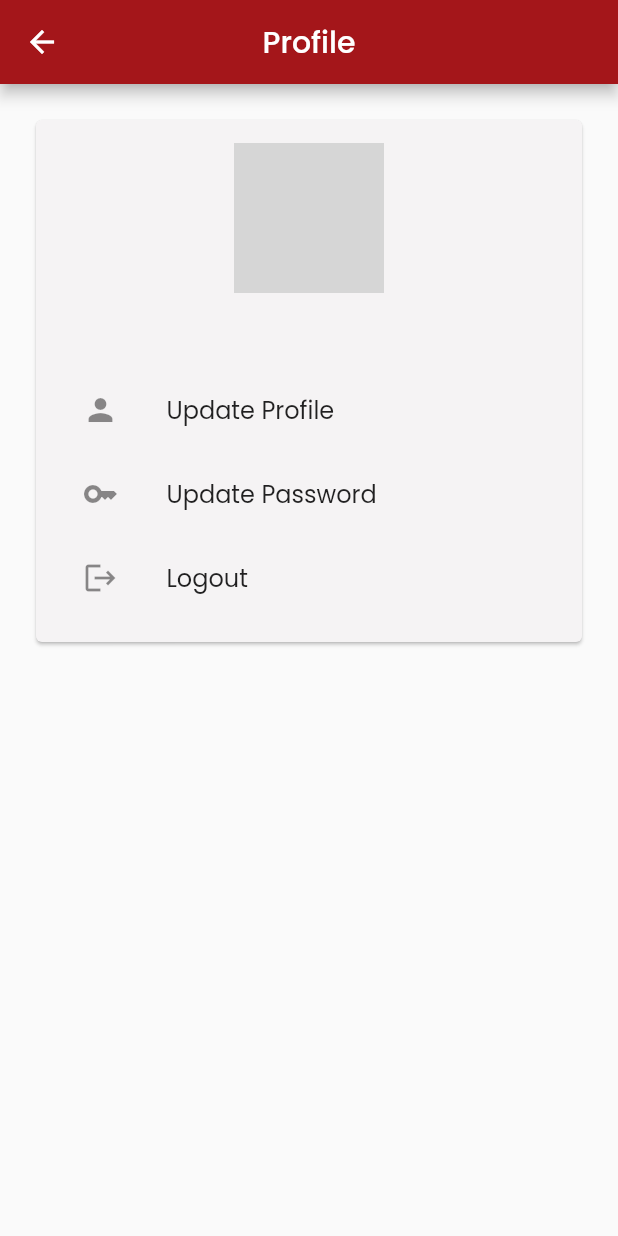
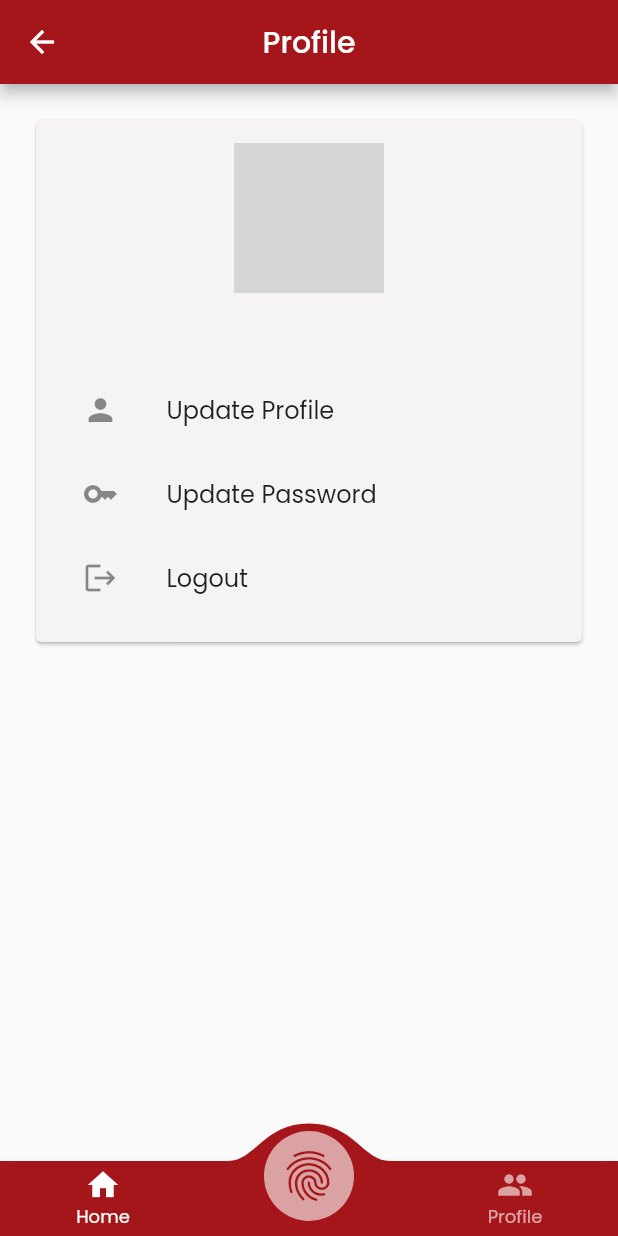
Before and after one commit to nadialvy/presence-app, a Flutter app: the ProfileView screen opened by its route, on a phone screen of 412 x 824 dp. Run offline on Flutter 3.47's test engine with Material 2 defaults, Android fonts, the phone set to English and light mode, and no system bars; drawn by our look-alikes of convex_bottom_bar; our stand-ins replace cloud_firestore, firebase_auth, firebase_core, firebase_storage, get, image_picker; accounts and stored records are empty; network calls fail; grey boxes are pictures that could not be loaded.

Commit message:
Bottom Navigation Bar

```diff
--- /dev/null
+++ b/lib/app/controllers/page_index_controller.dart
@@ -0,0 +1,22 @@
+import 'package:get/get.dart';
+import 'package:presence_app/app/routes/app_pages.dart';
+
+class PageIndexController extends GetxController {
+  RxInt pageIndex = 0.obs;
+
+  void changePage(i) async {
+    print('click index=$i');
+    pageIndex.value = i;
+
+    switch(i){
+      case 1:
+        print('ABSEN');
+        break;
+      case 2:
+        Get.offAllNamed(Routes.PROFILE);
+        break;
+      default:
+        Get.offAllNamed(Routes.HOME);
+    }
+  }
+}
--- a/lib/app/modules/profile/views/profile_view.dart
+++ b/lib/app/modules/profile/views/profile_view.dart
@@ -1,14 +1,16 @@
 import 'package:cloud_firestore/cloud_firestore.dart';
+import 'package:convex_bottom_bar/convex_bottom_bar.dart';
 import 'package:flutter/material.dart';
 
 import 'package:get/get.dart';
 import 'package:presence_app/app/constant/colors.dart';
+import 'package:presence_app/app/controllers/page_index_controller.dart';
 import 'package:presence_app/app/routes/app_pages.dart';
 
 import '../controllers/profile_controller.dart';
 
 class ProfileView extends GetView<ProfileController> {
-  const ProfileView({Key? key}) : super(key: key);
+  final pageC = Get.find<PageIndexController>();
 
   @override
   Widget build(BuildContext context) {
@@ -99,6 +101,17 @@ class ProfileView extends GetView<ProfileController> {
           ),
         ],
       ),
+      bottomNavigationBar: ConvexAppBar(
+        style: TabStyle.fixedCircle,
+        backgroundColor: mainRed,
+        items: const [
+          TabItem(icon: Icons.home, title: 'Home'),
+          TabItem(icon: Icons.fingerprint, title: 'Add'),
+          TabItem(icon: Icons.people, title: 'Profile'),
+        ],
+        initialActiveIndex: pageC.pageIndex.value,//optional, default as 0
+        onTap: (int i) => pageC.changePage(i),
+      )
     );
   }
 }
--- a/lib/app/routes/app_pages.dart
+++ b/lib/app/routes/app_pages.dart
@@ -29,6 +29,7 @@ class AppPages {
       name: _Paths.HOME,
       page: () => HomeView(),
       binding: HomeBinding(),
+      transition: Transition.fadeIn
     ),
     GetPage(
       name: _Paths.ADD_PEGAWAI,
@@ -54,6 +55,7 @@ class AppPages {
       name: _Paths.PROFILE,
       page: () => ProfileView(),
       binding: ProfileBinding(),
+      transition: Transition.fadeIn
     ),
     GetPage(
       name: _Paths.UPDATE_PROFILE,
--- a/lib/main.dart
+++ b/lib/main.dart
@@ -5,6 +5,7 @@ import 'package:flutter/material.dart';
 
 import 'package:get/get.dart';
 import 'package:presence_app/app/constant/colors.dart';
+import 'package:presence_app/app/controllers/page_index_controller.dart';
 
 import 'app/routes/app_pages.dart';
 
@@ -17,6 +18,9 @@ void main() async {
   await Firebase.initializeApp(
     options: DefaultFirebaseOptions.currentPlatform,
   );
+
+  final pageC = Get.put(PageIndexController(), permanent: true);
+
   runApp(
     StreamBuilder<User?>(
       stream: FirebaseAuth.instance.authStateChanges(),
--- a/pubspec.yaml
+++ b/pubspec.yaml
@@ -13,7 +13,7 @@ dependencies:
   cloud_firestore: 3.4.0
   firebase_storage: 10.3.3
   image_picker: 0.8.5+3
-  # path_provider: 2.0.11
+  convex_bottom_bar: 3.0.0
   flutter:
     sdk: flutter
 
@@ -30,10 +30,6 @@ flutter:
     - family: Poppins
       fonts:
         - asset: fonts/Poppins/Poppins-Bold.ttf
-          weight: 700
         - asset: fonts/Poppins/Poppins-Medium.ttf
-          weight: 500
         - asset: fonts/Poppins/Poppins-Regular.ttf
-          weight: 400
         - asset: fonts/Poppins/Poppins-Thin.ttf
-          weight: 200
```
Also changed, not shown: lib/app/bindings/page_index_bindings.dart (added, +12 -0 lines), lib/app/modules/home/views/home_view.dart (+15 -36 lines), pubspec.lock.
